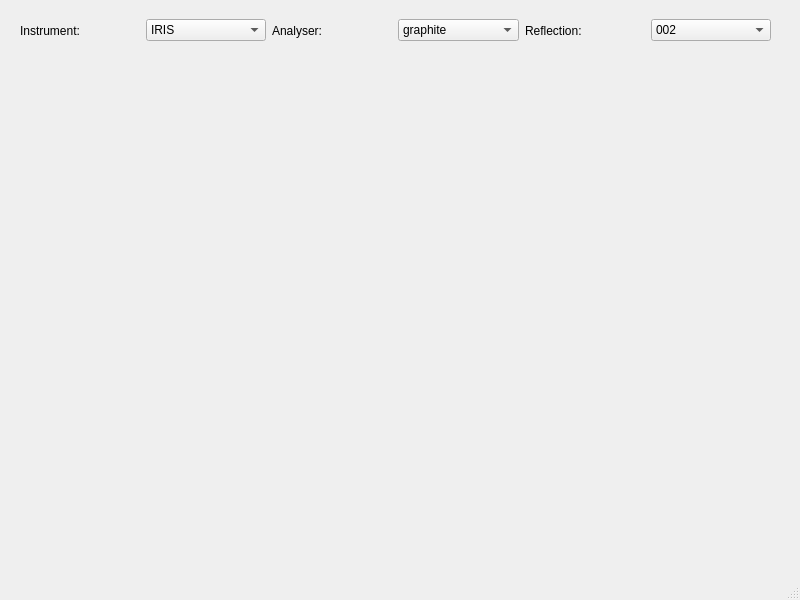
This is UI/IndirectQuickRun.ui in AnthonyLim23/quickrun as Qt 5 draws it before an edit. The edited form follows.
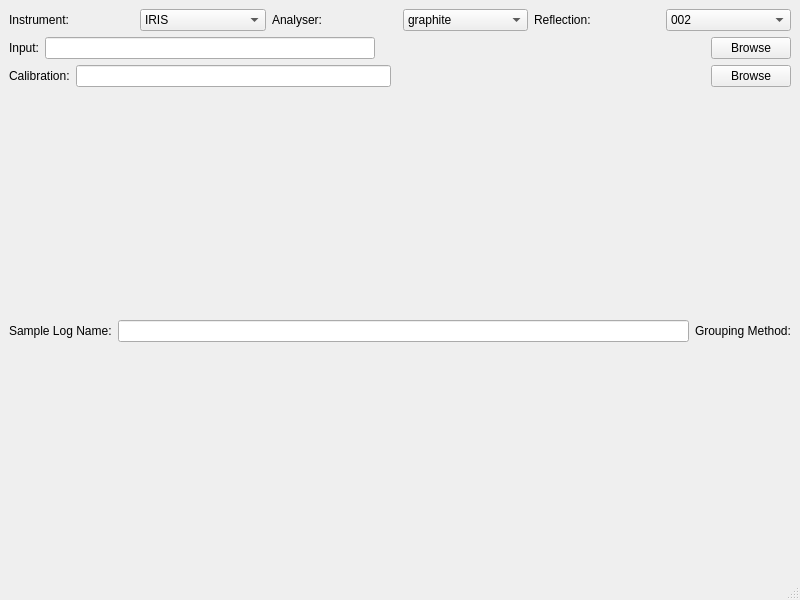
This is the edited form.

Commit message: update main window

```diff
--- a/UI/IndirectQuickRun.ui
+++ b/UI/IndirectQuickRun.ui
@@ -14,18 +14,11 @@
    <string>MainWindow</string>
   </property>
   <widget class="QWidget" name="centralwidget">
-   <widget class="QWidget" name="horizontalLayoutWidget">
-    <property name="geometry">
-     <rect>
-      <x>20</x>
-      <y>10</y>
-      <width>751</width>
-      <height>41</height>
-     </rect>
-    </property>
+   <layout class="QVBoxLayout" name="verticalLayout">
+    <item>
     <layout class="QHBoxLayout" name="horizontalLayout">
      <item>
-      <widget class="QLabel" name="label">
+       <widget class="QLabel" name="lb_instrument">
        <property name="text">
         <string>Instrument:</string>
        </property>
@@ -56,7 +49,7 @@
       </widget>
      </item>
      <item>
-      <widget class="QLabel" name="label_2">
+       <widget class="QLabel" name="lb_analyser">
        <property name="text">
         <string>Analyser:</string>
        </property>
@@ -108,7 +101,97 @@
       </widget>
      </item>
     </layout>
-   </widget>
+    </item>
+    <item>
+     <layout class="QHBoxLayout" name="horizontalLayout_2">
+      <item>
+       <widget class="QLabel" name="lb_input">
+        <property name="text">
+         <string>Input:</string>
+        </property>
+       </widget>
+      </item>
+      <item>
+       <widget class="QLineEdit" name="le_input"/>
+      </item>
+      <item>
+       <spacer name="horizontalSpacer">
+        <property name="orientation">
+         <enum>Qt::Horizontal</enum>
+        </property>
+        <property name="sizeHint" stdset="0">
+         <size>
+          <width>40</width>
+          <height>20</height>
+         </size>
+        </property>
+       </spacer>
+      </item>
+      <item>
+       <widget class="QPushButton" name="pb_browseInput">
+        <property name="text">
+         <string>Browse</string>
+        </property>
+       </widget>
+      </item>
+     </layout>
+    </item>
+    <item>
+     <layout class="QHBoxLayout" name="horizontalLayout_3">
+      <item>
+       <widget class="QLabel" name="lb_calibration">
+        <property name="text">
+         <string>Calibration:</string>
+        </property>
+       </widget>
+      </item>
+      <item>
+       <widget class="QLineEdit" name="le_calibration"/>
+      </item>
+      <item>
+       <spacer name="horizontalSpacer_2">
+        <property name="orientation">
+         <enum>Qt::Horizontal</enum>
+        </property>
+        <property name="sizeHint" stdset="0">
+         <size>
+          <width>40</width>
+          <height>20</height>
+         </size>
+        </property>
+       </spacer>
+      </item>
+      <item>
+       <widget class="QPushButton" name="pb_browseCalibration">
+        <property name="text">
+         <string>Browse</string>
+        </property>
+       </widget>
+      </item>
+     </layout>
+    </item>
+    <item>
+     <layout class="QHBoxLayout" name="horizontalLayout_4">
+      <item>
+       <widget class="QLabel" name="label">
+        <property name="text">
+         <string>Sample Log Name:</string>
+        </property>
+       </widget>
+      </item>
+      <item>
+       <widget class="QLineEdit" name="lineEdit"/>
+      </item>
+      <item>
+       <widget class="QLabel" name="label_2">
+        <property name="text">
+         <string>Grouping Method:</string>
+        </property>
+       </widget>
+      </item>
+     </layout>
+    </item>
+   </layout>
   </widget>
   <widget class="QStatusBar" name="statusbar"/>
  </widget>
```
Left out of the diff: 8 changed lines with no effect on the pictures. Lines whose indentation alone changed are shown as unchanged.
